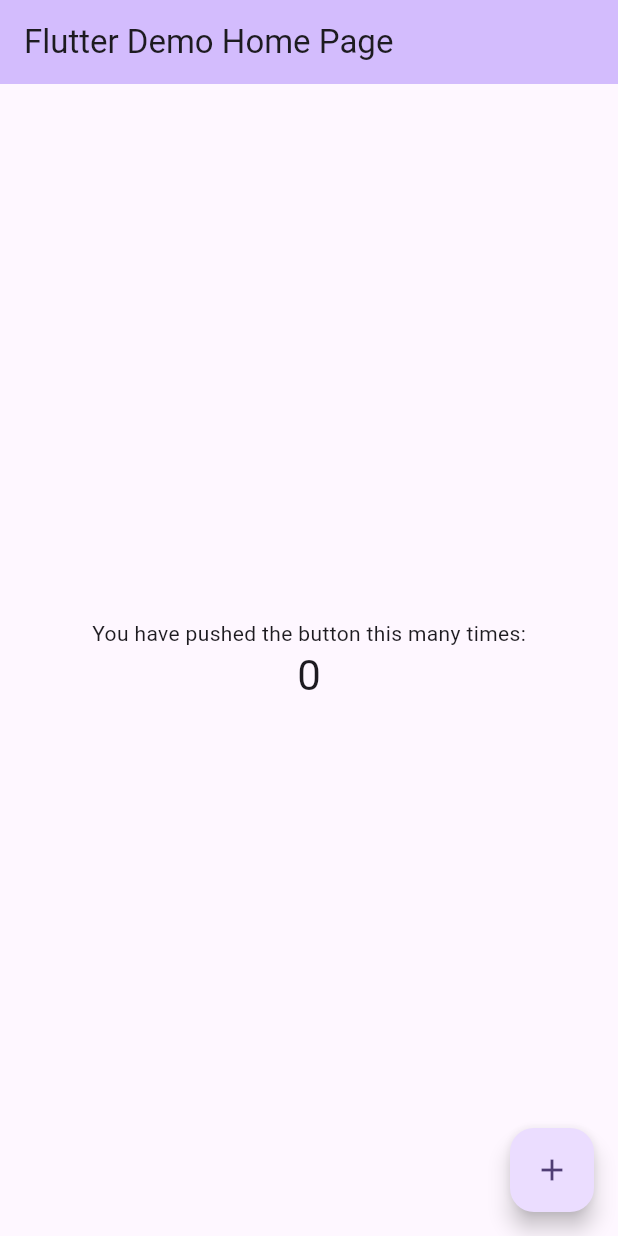
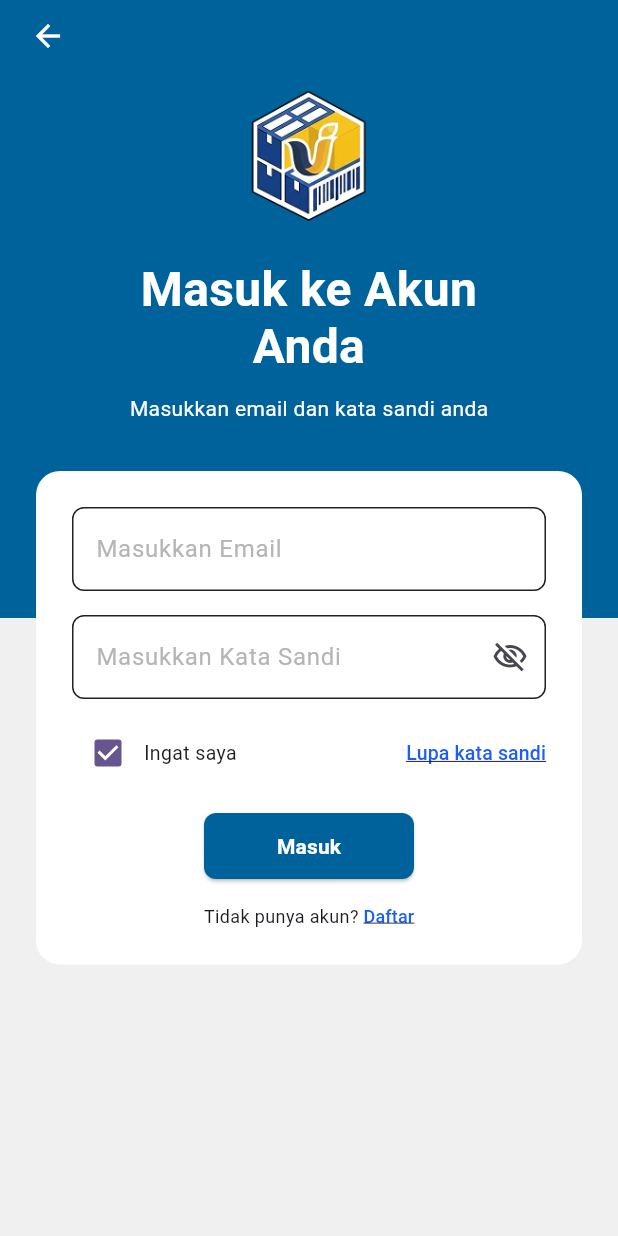
Before and after one commit to INVOKS/frontend-mobile, a Flutter app: the screen it shows after launch, on a phone screen of 412 x 824 dp. Run offline on Flutter 3.47's test engine with Material 3 defaults, Android fonts, the phone set to English and light mode, and no system bars.

Commit message:
feat: tambah halaman login

```diff
--- /dev/null
+++ b/lib/auth/screens/login_screen.dart
@@ -0,0 +1,75 @@
+import 'package:flutter/material.dart';
+import '../../constants/app_colors.dart';
+import '../widgets/login_header.dart';
+import '../widgets/login_form.dart';
+import 'register_screen.dart';
+
+class LoginScreen extends StatelessWidget {
+  const LoginScreen({super.key});
+
+  @override
+  Widget build(BuildContext context) {
+    final mq = MediaQuery.of(context);
+    final height = mq.size.height;
+    final topPadding = mq.viewPadding.top;
+    // keyboard height: digunakan untuk menyempitkan viewport scroll,
+    // bukan untuk menggeser background
+    final keyboardHeight = mq.viewInsets.bottom;
+
+    return Scaffold(
+      resizeToAvoidBottomInset: false, // background TIDAK bergerak
+      backgroundColor: AppColors.background,
+      body: Stack(
+        children: [
+          // ── Layer 1: Background biru — benar-benar fixed ──
+          Container(
+            height: height * 0.5,
+            width: double.infinity,
+            color: AppColors.primary,
+          ),
+          // konten — pakai Padding manual bukan SafeArea agar tidak bereaksi ke keyboard
+          Padding(
+            padding: EdgeInsets.only(
+              top: topPadding,
+              bottom: keyboardHeight,
+            ),
+            child: Column(
+              crossAxisAlignment: CrossAxisAlignment.stretch,
+              children: [
+                Padding(
+                  padding: const EdgeInsets.symmetric(horizontal: 8),
+                  child: Align(
+                    alignment: Alignment.centerLeft,
+                    child: IconButton(
+                      icon: const Icon(Icons.arrow_back, color: Colors.white),
+                      onPressed: () {},
+                    ),
+                  ),
+                ),
+                const LoginHeader(),
+                const SizedBox(height: 32),
+                // form bisa di-scroll di dalamnya, tapi container putih tidak bergerak
+                Expanded(
+                  child: SingleChildScrollView(
+                    padding: const EdgeInsets.fromLTRB(24, 0, 24, 24),
+                    child: LoginForm(
+                      // LoginScreen yang bertanggung jawab navigasi ke RegisterScreen
+                      onRegisterTap: () {
+                        Navigator.push(
+                          context,
+                          MaterialPageRoute(
+                            builder: (_) => const RegisterScreen(),
+                          ),
+                        );
+                      },
+                    ),
+                  ),
+                ),
+              ],
+            ),
+          ),
+        ],
+      ),
+    );
+  }
+}
--- /dev/null
+++ b/lib/auth/widgets/login_form.dart
@@ -0,0 +1,146 @@
+import 'package:flutter/material.dart';
+import '../../constants/app_colors.dart';
+
+class LoginForm extends StatefulWidget {
+  final VoidCallback? onRegisterTap;
+
+  const LoginForm({super.key, this.onRegisterTap});
+
+  @override
+  State<LoginForm> createState() => _LoginFormState();
+}
+
+class _LoginFormState extends State<LoginForm> {
+  final _emailController = TextEditingController();
+  final _passwordController = TextEditingController();
+  bool _obscure = true;
+  bool _remember = true;
+
+  @override
+  void dispose() {
+    _emailController.dispose();
+    _passwordController.dispose();
+    super.dispose();
+  }
+
+  OutlineInputBorder get _border => OutlineInputBorder(
+        borderRadius: BorderRadius.circular(8),
+        borderSide: const BorderSide(color: Colors.black87),
+      );
+
+  @override
+  Widget build(BuildContext context) {
+    return Container(
+      padding: const EdgeInsets.all(24),
+      decoration: BoxDecoration(
+        color: Colors.white,
+        borderRadius: BorderRadius.circular(16),
+      ),
+      child: Column(
+        children: [
+          TextField(
+            controller: _emailController,
+            keyboardType: TextInputType.emailAddress,
+            decoration: InputDecoration(
+              hintText: 'Masukkan Email',
+              hintStyle: const TextStyle(color: AppColors.hint),
+              border: _border,
+              enabledBorder: _border,
+              focusedBorder: _border,
+            ),
+          ),
+          const SizedBox(height: 16),
+          TextField(
+            controller: _passwordController,
+            obscureText: _obscure,
+            decoration: InputDecoration(
+              hintText: 'Masukkan Kata Sandi',
+              hintStyle: const TextStyle(color: AppColors.hint),
+              border: _border,
+              enabledBorder: _border,
+              focusedBorder: _border,
+              suffixIcon: IconButton(
+                icon: Icon(
+                  _obscure
+                      ? Icons.visibility_off_outlined
+                      : Icons.visibility_outlined,
+                ),
+                onPressed: () => setState(() => _obscure = !_obscure),
+              ),
+            ),
+          ),
+          const SizedBox(height: 12),
+          Row(
+            children: [
+              Checkbox(
+                value: _remember,
+                onChanged: (v) => setState(() => _remember = v ?? false),
+              ),
+              const Text('Ingat saya', style: TextStyle(fontSize: 13)),
+              const Spacer(),
+              TextButton(
+                onPressed: () {}, // TODO: halaman lupa kata sandi
+                style: TextButton.styleFrom(
+                  padding: EdgeInsets.zero,
+                  minimumSize: const Size(0, 0),
+                  tapTargetSize: MaterialTapTargetSize.shrinkWrap,
+                ),
+                child: const Text(
+                  'Lupa kata sandi',
+                  style: TextStyle(
+                    color: AppColors.link,
+                    fontSize: 13,
+                    decoration: TextDecoration.underline,
+                  ),
+                ),
+              ),
+            ],
+          ),
+          const SizedBox(height: 16),
+          SizedBox(
+            width: 140,
+            height: 44,
+            child: ElevatedButton(
+              onPressed: () {}, // TODO: proses login
+              style: ElevatedButton.styleFrom(
+                backgroundColor: AppColors.primary,
+                foregroundColor: Colors.white,
+                shape: RoundedRectangleBorder(
+                  borderRadius: BorderRadius.circular(8),
+                ),
+              ),
+              child: const Text(
+                'Masuk',
+                style: TextStyle(fontWeight: FontWeight.bold),
+              ),
+            ),
+          ),
+          const SizedBox(height: 16),
+          Row(
+            mainAxisAlignment: MainAxisAlignment.center,
+            children: [
+              const Text('Tidak punya akun? ', style: TextStyle(fontSize: 12)),
+              TextButton(
+                // Callback dari LoginScreen — tidak ada circular import
+                onPressed: widget.onRegisterTap,
+                style: TextButton.styleFrom(
+                  padding: EdgeInsets.zero,
+                  minimumSize: const Size(0, 0),
+                  tapTargetSize: MaterialTapTargetSize.shrinkWrap,
+                ),
+                child: const Text(
+                  'Daftar',
+                  style: TextStyle(
+                    color: AppColors.link,
+                    fontSize: 12,
+                    decoration: TextDecoration.underline,
+                  ),
+                ),
+              ),
+            ],
+          ),
+        ],
+      ),
+    );
+  }
+}
--- /dev/null
+++ b/lib/auth/widgets/login_header.dart
@@ -0,0 +1,31 @@
+import 'package:flutter/material.dart';
+import '../../constants/app_assets.dart';
+
+class LoginHeader extends StatelessWidget {
+  const LoginHeader({super.key});
+
+  @override
+  Widget build(BuildContext context) {
+    return Column(
+      children: [
+        Image.asset(AppAssets.logo, height: 110),
+        const SizedBox(height: 16),
+        const Text(
+          'Masuk ke Akun\nAnda',
+          textAlign: TextAlign.center,
+          style: TextStyle(
+            color: Colors.white,
+            fontSize: 32,
+            fontWeight: FontWeight.bold,
+            height: 1.2,
+          ),
+        ),
+        const SizedBox(height: 12),
+        const Text(
+          'Masukkan email dan kata sandi anda',
+          style: TextStyle(color: Colors.white, fontSize: 14),
+        ),
+      ],
+    );
+  }
+}
--- /dev/null
+++ b/lib/constants/app_assets.dart
@@ -0,0 +1,3 @@
+class AppAssets {
+  static const String logo = 'assets/images/logo-invoks.png';
+}
--- /dev/null
+++ b/lib/constants/app_colors.dart
@@ -0,0 +1,8 @@
+import 'package:flutter/material.dart';
+
+class AppColors {
+  static const Color primary = Color(0xFF00629B);
+  static const Color background = Color(0xFFF0F0F0);
+  static const Color hint = Color(0xFFB5B5B5);
+  static const Color link = Color(0xFF1A5CFF);
+}
--- a/lib/main.dart
+++ b/lib/main.dart
@@ -1,4 +1,5 @@
 import 'package:flutter/material.dart';
+import 'auth/screens/login_screen.dart';
 
 void main() {
   runApp(const MyApp());
@@ -7,33 +8,19 @@ void main() {
 class MyApp extends StatelessWidget {
   const MyApp({super.key});
 
-  // This widget is the root of your application.
   @override
   Widget build(BuildContext context) {
     return MaterialApp(
-      title: 'Flutter Demo',
+      title: 'Invoks Mobile',
+      debugShowCheckedModeBanner: false,
       theme: ThemeData(
-        // This is the theme of your application.
-        //
-        // TRY THIS: Try running your application with "flutter run". You'll see
-        // the application has a purple toolbar. Then, without quitting the app,
-        // try changing the seedColor in the colorScheme below to Colors.green
-        // and then invoke "hot reload" (save your changes or press the "hot
-        // reload" button in a Flutter-supported IDE, or press "r" if you used
-        // the command line to start the app).
-        //
-        // Notice that the counter didn't reset back to zero; the application
-        // state is not lost during the reload. To reset the state, use hot
-        // restart instead.
-        //
-        // This works for code too, not just values: Most code changes can be
-        // tested with just a hot reload.
-        colorScheme: .fromSeed(seedColor: Colors.deepPurple),
+        colorScheme: ColorScheme.fromSeed(seedColor: Colors.deepPurple),
       ),
-      home: const MyHomePage(title: 'Flutter Demo Home Page'),
+      home: const LoginScreen(),
     );
   }
 }
+
 
 class MyHomePage extends StatefulWidget {
   const MyHomePage({super.key, required this.title});
--- a/pubspec.yaml
+++ b/pubspec.yaml
@@ -57,10 +57,8 @@ flutter:
   # the material Icons class.
   uses-material-design: true
 
-  # To add assets to your application, add an assets section, like this:
-  # assets:
-  #   - images/a_dot_burr.jpeg
-  #   - images/a_dot_ham.jpeg
+  assets:
+    - assets/images/
 
   # An image asset can refer to one or more resolution-specific "variants", see
   # https://flutter.dev/to/resolution-aware-images
```
Also changed, not shown: lib/auth/screens/register_screen.dart (added, +89 -0 lines), lib/auth/screens/register_success_screen.dart (added, +118 -0 lines), lib/auth/widgets/register_form.dart (added, +177 -0 lines), lib/auth/widgets/register_header.dart (added, +31 -0 lines), assets/images/logo-invoks.png (added).
